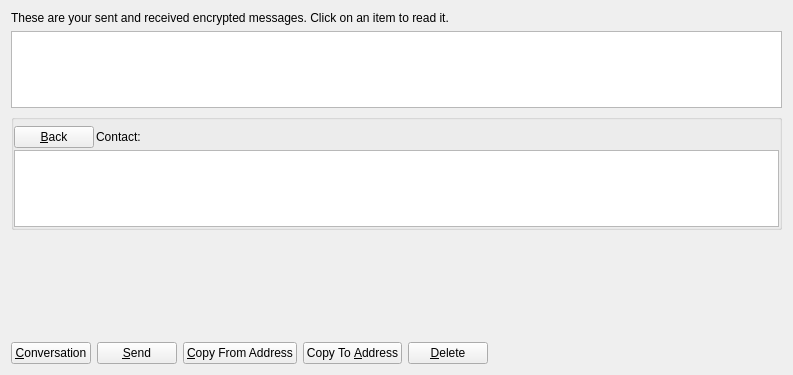
Qt form src/qt/forms/messagepage.ui (OpalCoin/OpalCoin) before a commit.
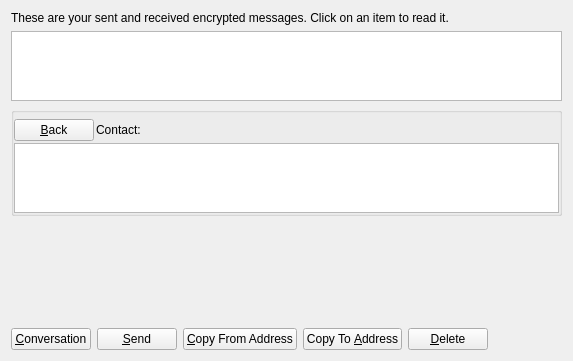
The same form after that commit. Icons and pictures are not drawn. Custom widgets are drawn as their Qt base class.

```diff
--- a/src/qt/forms/messagepage.ui
+++ b/src/qt/forms/messagepage.ui
@@ -6,8 +6,8 @@
    <rect>
     <x>0</x>
     <y>0</y>
-    <width>793</width>
-    <height>375</height>
+    <width>573</width>
+    <height>342</height>
    </rect>
   </property>
   <property name="windowTitle">
```
